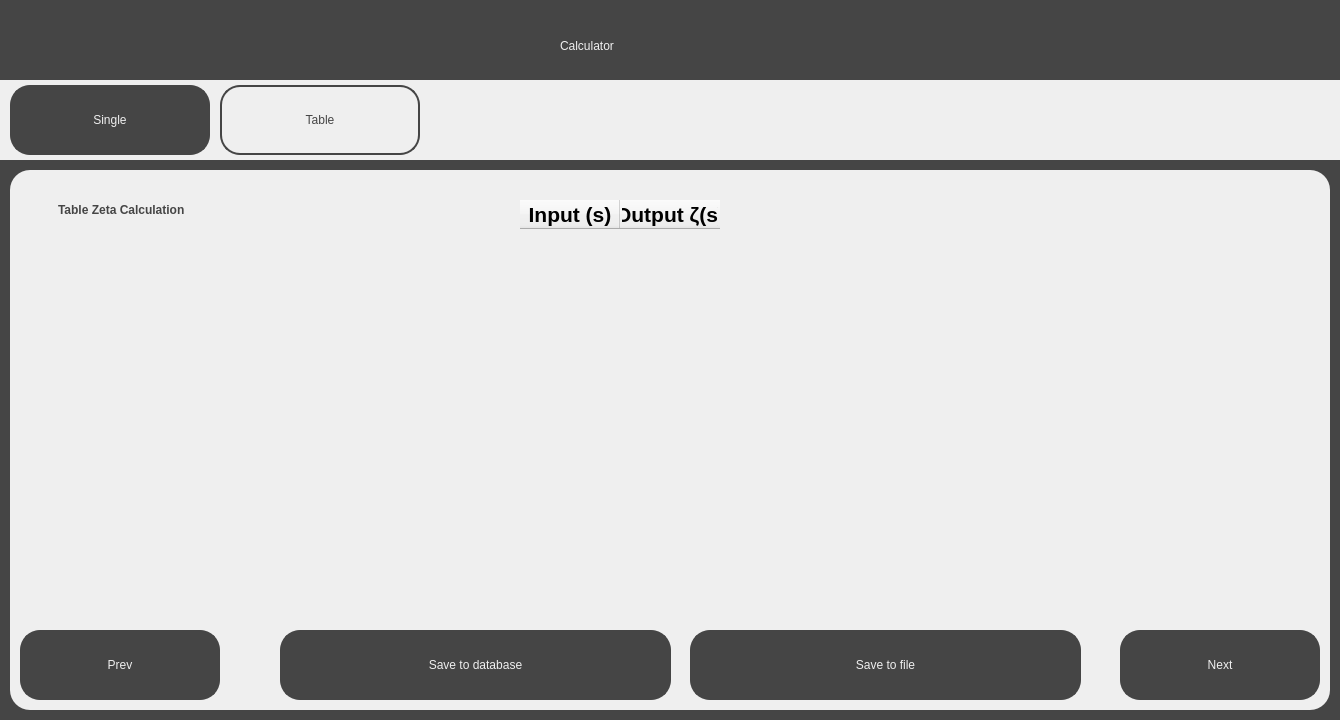
jackm245/Riemann-Hypothesis, file src/ui/investigation_screens/table_calculator_2.ui: the form before one commit.
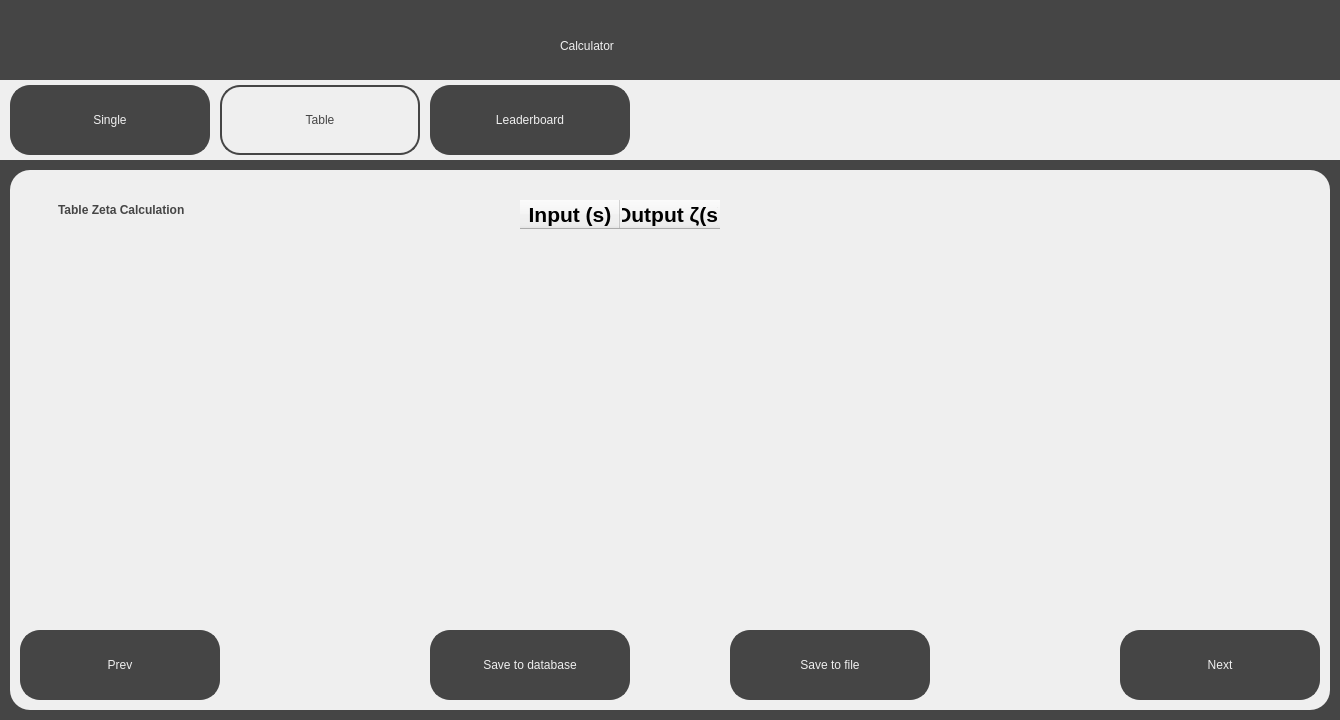
The form after the commit.

What changed in the file:
```diff
--- a/src/ui/investigation_screens/table_calculator_2.ui
+++ b/src/ui/investigation_screens/table_calculator_2.ui
@@ -104,6 +104,30 @@
       <string>Table</string>
      </property>
     </widget>
+    <widget class="QPushButton" name="LeaderboardTab">
+     <property name="geometry">
+      <rect>
+       <x>430</x>
+       <y>5</y>
+       <width>200</width>
+       <height>70</height>
+      </rect>
+     </property>
+     <property name="cursor">
+      <cursorShape>PointingHandCursor</cursorShape>
+     </property>
+     <property name="styleSheet">
+      <string notr="true">border: 2px solid;
+border-radius: 20px;
+border-color:rgb(69, 69, 69);
+background-color: rgb(69, 69, 69);
+font: 18pt &quot;Sans Serif&quot;; color:rgb(239, 239, 239);
+</string>
+     </property>
+     <property name="text">
+      <string>Leaderboard</string>
+     </property>
+    </widget>
    </widget>
    <widget class="QWidget" name="MainWidget" native="true">
     <property name="geometry">
@@ -243,9 +267,9 @@
     <widget class="QPushButton" name="DatabaseButton">
      <property name="geometry">
       <rect>
-       <x>270</x>
+       <x>420</x>
        <y>460</y>
-       <width>391</width>
+       <width>200</width>
        <height>70</height>
       </rect>
      </property>
@@ -267,9 +291,9 @@
     <widget class="QPushButton" name="FileButton">
      <property name="geometry">
       <rect>
-       <x>680</x>
+       <x>720</x>
        <y>460</y>
-       <width>391</width>
+       <width>200</width>
        <height>70</height>
       </rect>
      </property>
```
Left out of the diff: 12 changed lines with no effect on the pictures.
